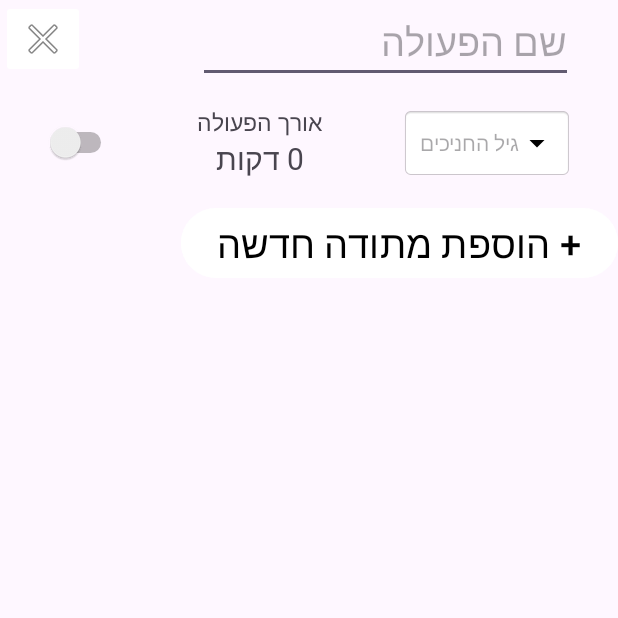
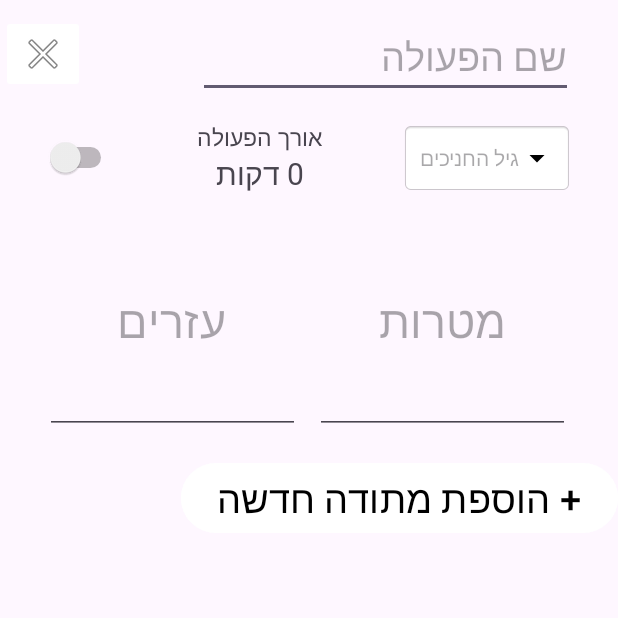
Before and after one commit to danielleFriedmanShemesh/guiDeD, an Android app: the Add_operation screen opened directly, with no data from a screen before it, on a phone screen of 412 x 824 dp, the top half of it. Run offline under Robolectric (Android 15) with nearby library versions, the light colour scheme and no system bars; libraries missing offline, so code that uses them is left out: it.xabaras.android.

Commit message:
סידורים קטנים+ הצגת סכום  זמן כללי של הפעולה עובד!

```diff
--- a/app/src/main/java/com/example/guided/Add_operation.java
+++ b/app/src/main/java/com/example/guided/Add_operation.java
@@ -46,20 +46,21 @@ import java.util.List;
 import it.xabaras.android.recyclerview.swipedecorator.RecyclerViewSwipeDecorator;
 
 public class Add_operation extends AppCompatActivity implements View.OnClickListener {
-    EditText topic;
-    TextView ageAdjustments;
+    EditText topic;//שם פעולה
+    TextView length;//אורך הפעולה
+    int lengthCount = 0;
+    EditText goals;//מטרות הפעולה
+    EditText equipments;// עזרים לפעולה
+    TextView ageAdjustments;//גיל החניכים
     String[] listAgeAdjustments;
     boolean[] checkedAgeAdjustments;
     ArrayList<Integer> userAgeAdjustments = new ArrayList<>();
 
-    TextView length;
-
     Button addMetodaBTN;
-    EditText metodaLength;
-    EditText title;
-    EditText description;
-    EditText equipment;
-    LinearLayout metodaLayout;
+    EditText metodaLength;//אורך המטודה
+    EditText title;//כותרת המתודה
+    EditText description;//תוכן המתודה
+    EditText equipment;//עזרים למתודה
 
     ArrayList<Metoda> metodotArr;
     int id = 0;
@@ -69,8 +70,6 @@ public class Add_operation extends AppCompatActivity implements View.OnClickList
     RecyclerView.LayoutManager layoutManager;
     Dialog addNewMetodaDialog;
     Button saveMetoda;
-
-
 
     ImageButton exitBTN;
 
@@ -86,11 +85,13 @@ public class Add_operation extends AppCompatActivity implements View.OnClickList
             return insets;
         });
         topic = findViewById(R.id.topic);
+        length = findViewById(R.id.length);
+
 
         exitBTN = findViewById(R.id.exit);
         exitBTN.setOnClickListener(this);
 
-        length = findViewById(R.id.length);
+
 
 
         addMetodaBTN= findViewById(R.id.addMetoda);
@@ -202,6 +203,10 @@ public class Add_operation extends AppCompatActivity implements View.OnClickList
         id++;
         recyclerAdapter.notifyDataSetChanged();
 
+        lengthCount = lengthCount + metodaLengthInt;
+        length.setText(lengthCount + "דקות");
+
+
         addNewMetodaDialog.dismiss();
     }
 
@@ -227,14 +232,20 @@ public class Add_operation extends AppCompatActivity implements View.OnClickList
             switch (direction){
                 case ItemTouchHelper.LEFT:
                     deletedMetoda = metodotArr.get(position);
-
                     metodotArr.remove(position);
                     recyclerAdapter.notifyItemRemoved(position);
+
+                    lengthCount = lengthCount - deletedMetoda.getLength();;
+                    length.setText(lengthCount + "דקות");
+
                     Snackbar.make(recyclerView, deletedMetoda.toString(),Snackbar.LENGTH_LONG).setAction("undo", new View.OnClickListener(){
                         @Override
                         public void onClick(View v) {
                             metodotArr.add(position, deletedMetoda);
                             recyclerAdapter.notifyItemInserted(position);
+
+                            lengthCount = lengthCount + deletedMetoda.getLength();;
+                            length.setText(lengthCount + "דקות");
                         }
                     }).show();
                     break;
--- a/app/src/main/java/com/example/guided/User.java
+++ b/app/src/main/java/com/example/guided/User.java
@@ -35,15 +35,12 @@ public class User implements Serializable {
     }
 
     public User(String userName, String password, String email, String nickName, String organization, Date birthday, String image){
-        //int dayBirth, int monthBirth, int yearBirth
         this.userName=userName;
         this.password=password;
         this.email=email;
         this.nickName=nickName;
         this.organization=organization;
-        /*this.yearBirth=yearBirth;
-        this.dayBirth=dayBirth;
-        this.monthBirth=monthBirth;*/
+
         this.birthday=birthday;
         this.profileImage= image;
 
--- a/app/src/main/res/layout/activity_add_operation.xml
+++ b/app/src/main/res/layout/activity_add_operation.xml
@@ -15,6 +15,7 @@
     android:layout_width="match_parent"
     android:layout_height="wrap_content"
     android:layout_marginStart="30dp"
+    android:layout_marginTop="10dp"
     android:layoutDirection="rtl"
     >
     <EditText
@@ -99,6 +100,32 @@
             />
     </androidx.constraintlayout.widget.ConstraintLayout>
 </LinearLayout>
+    <LinearLayout
+        android:layout_width="match_parent"
+        android:layout_height="wrap_content"
+        android:orientation="horizontal">
+        <EditText
+            android:id="@+id/equipments"
+            android:layout_width="170dp"
+            android:fontFamily="@font/yardenboldalefalefalef"
+            android:textSize="30dp"
+            android:layout_height="150dp"
+            android:layout_marginTop="10dp"
+            android:layout_marginStart="30dp"
+            android:hint="עזרים"
+            android:gravity="center"/>
+        <EditText
+            android:id="@+id/goals"
+            android:layout_width="170dp"
+            android:layout_height="150dp"
+            android:textSize="30dp"
+            android:layout_marginTop="10dp"
+            android:layout_marginStart="10dp"
+            android:hint="מטרות"
+            android:fontFamily="@font/yardenboldalefalefalef"
+            android:gravity="center"/>
+
+    </LinearLayout>
 
     <Button
         android:id="@+id/addMetoda"
```
Also changed, not shown: app/src/main/java/com/example/guided/Operation.java (+7 -7 lines).
